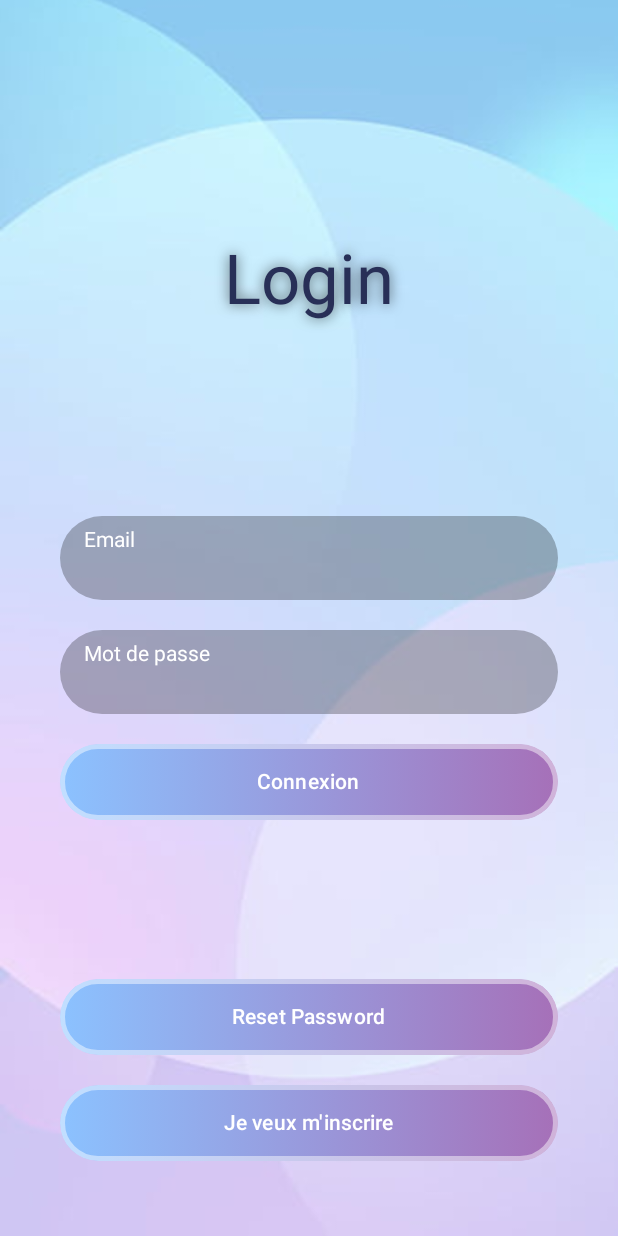
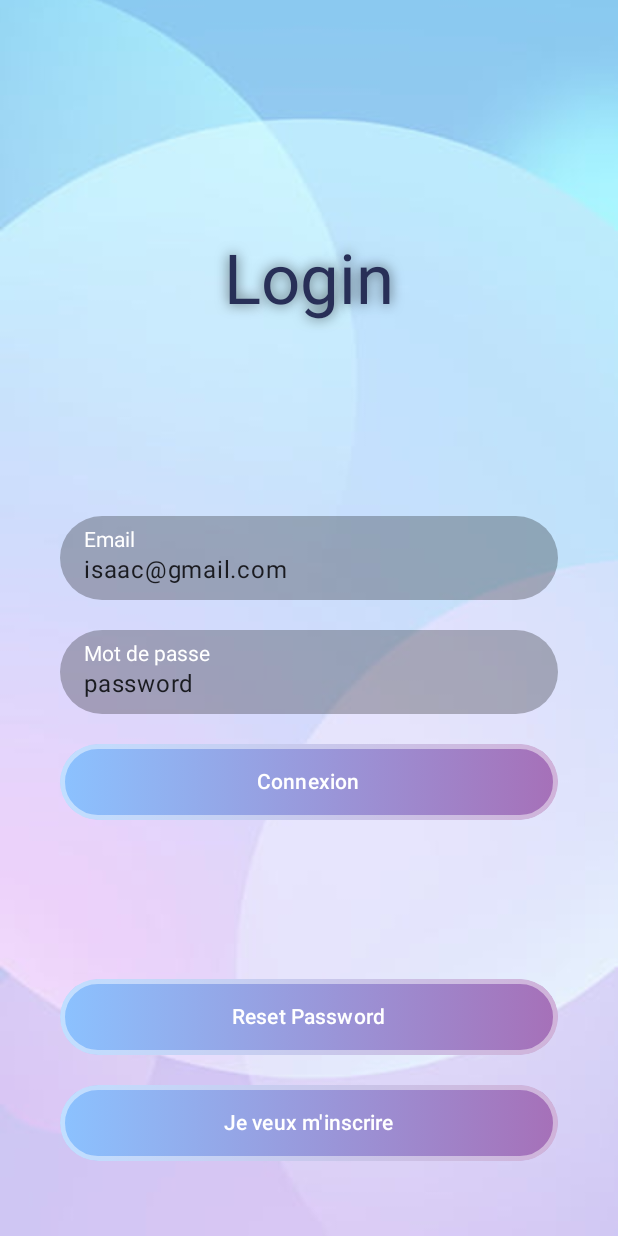
Before and after one commit to Chocolaterie/Android_HCDA097Rolex_TP, an Android app built with Jetpack Compose: the screen it shows after launch (LoginActivity), after a tap on "Connexion", on a phone screen of 412 x 824 dp. Run offline under Robolectric (Android 15) with nearby library versions, the phone set to English and light mode, and no system bars; 1 statement that could not run was skipped.

Commit message:
Correction tp 6 - 2

```diff
--- a/app/src/main/java/com/example/androidenitp/auth/LoginActivity.kt
+++ b/app/src/main/java/com/example/androidenitp/auth/LoginActivity.kt
@@ -9,6 +9,8 @@ import androidx.compose.foundation.layout.Arrangement
 import androidx.compose.foundation.layout.Column
 import androidx.compose.foundation.layout.padding
 import androidx.compose.runtime.Composable
+import androidx.compose.runtime.collectAsState
+import androidx.compose.runtime.getValue
 import androidx.compose.ui.Modifier
 import androidx.compose.ui.tooling.preview.Preview
 import androidx.compose.ui.unit.dp
@@ -17,11 +19,16 @@ import com.example.androidenitp.ui.theme.EniGradientButton
 import com.example.androidenitp.ui.theme.EniTemplatePage
 import com.example.androidenitp.ui.theme.EniTextField
 import com.example.androidenitp.ui.theme.EniTitleTextPage
+import kotlinx.coroutines.flow.MutableStateFlow
 import kotlin.reflect.KClass
 
 class LoginActivity : ComponentActivity() {
 
     lateinit var viewModel : AuthViewModel;
+
+    //
+    var email = MutableStateFlow<String>("isaac@gmail.com");
+    var password = MutableStateFlow<String>("password");
 
     override fun onCreate(savedInstanceState: Bundle?) {
         super.onCreate(savedInstanceState)
@@ -35,7 +42,9 @@ class LoginActivity : ComponentActivity() {
             LoginComposePage(
                 onClickLoginBtn = { onClickLogin() },
                 onClickResetBtn = { onClickResetPassword() },
-                onClickSignUpBtn = { onClickSignUp() }
+                onClickSignUpBtn = { onClickSignUp() },
+                email,
+                password
             )
         }
     }
@@ -45,7 +54,7 @@ class LoginActivity : ComponentActivity() {
         val intent = Intent(this, ArticleListActivity::class.java);
         startActivity(intent);
         */
-        viewModel.callApi("isaac@gmail.com", "passwor")
+        viewModel.callApi(email.value, password.value)
     }
 
     fun onClickResetPassword() {
@@ -63,13 +72,18 @@ class LoginActivity : ComponentActivity() {
 fun LoginComposePage(
     onClickLoginBtn: () -> Unit = {},
     onClickResetBtn: () -> Unit = {},
-    onClickSignUpBtn: () -> Unit = {}
+    onClickSignUpBtn: () -> Unit = {},
+    email: MutableStateFlow<String> = MutableStateFlow<String>(""),
+    password: MutableStateFlow<String> = MutableStateFlow<String>(""),
 ) {
+    val emailState by email.collectAsState();
+    val passwordState by password.collectAsState();
+
     EniTemplatePage({
         Column(modifier = Modifier.padding(40.dp)) {
             EniTitleTextPage("Login")
-            EniTextField("Email")
-            EniTextField("Mot de passe")
+            EniTextField("Email", value = emailState, onValueChange = { email.value = it })
+            EniTextField("Mot de passe", value = passwordState, onValueChange = { password.value = it })
             EniGradientButton("Connexion", onClickLoginBtn)
             Column(modifier = Modifier.weight(1f), verticalArrangement = Arrangement.Bottom) {
                 EniGradientButton("Reset Password", onClickResetBtn)
--- a/app/src/main/java/com/example/androidenitp/ui/theme/Theme.kt
+++ b/app/src/main/java/com/example/androidenitp/ui/theme/Theme.kt
@@ -139,12 +139,12 @@ fun EniTitleTextPage(title: String, paddingTitle: Dp = 120.dp){
 }
 
 @Composable
-fun EniTextField(label: String){
+fun EniTextField(label: String, value: String = "", onValueChange: (String) -> Unit = {}){
     TextField(
         modifier = Modifier
             .fillMaxWidth()
             .padding(vertical = 10.dp),
-        value = " ", onValueChange = {},
+        value = value, onValueChange = onValueChange,
         label = { Text(label, style = TextStyle(color = Color.White)) },
         colors = TextFieldDefaults.colors(
             unfocusedContainerColor = Color(0x44000000),
```
